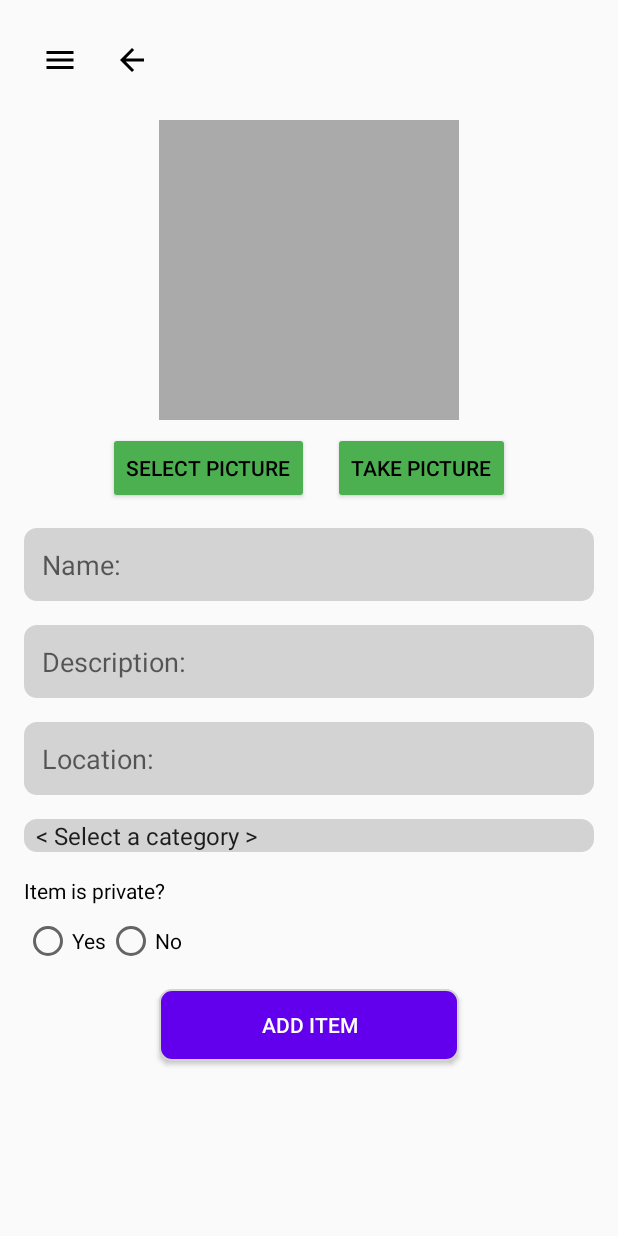
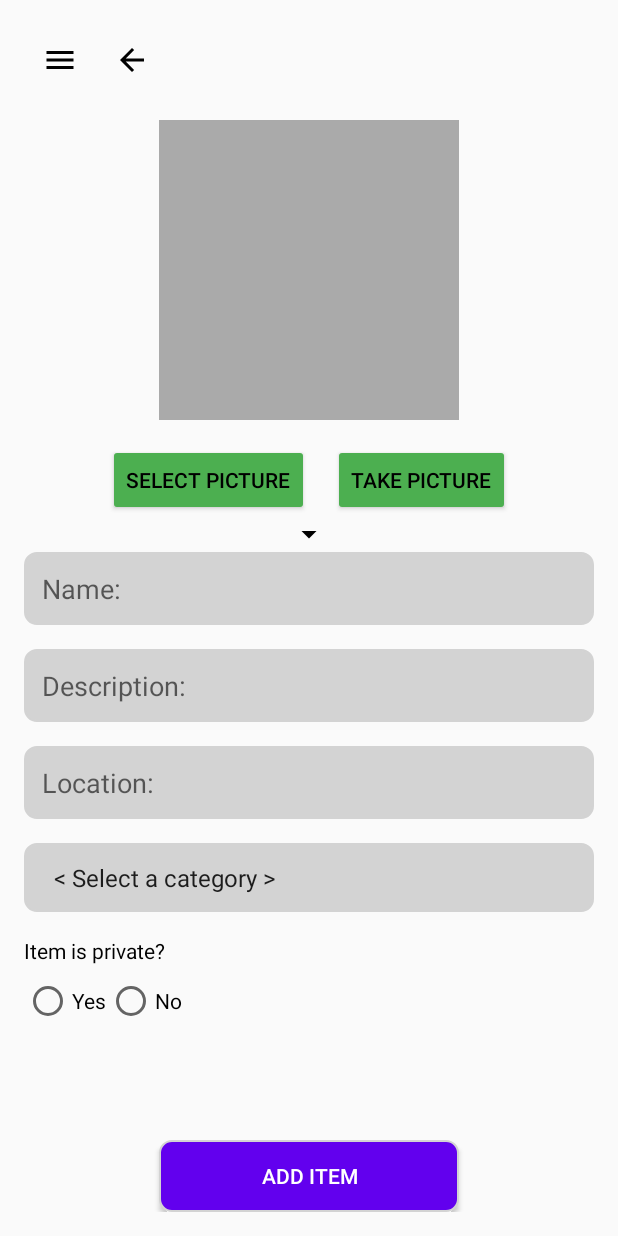
Before and after one commit to AlexMednov/Materialism, an Android app built with Jetpack Compose: the AddItemActivity screen opened directly, with no data from a screen before it, on a phone screen of 412 x 824 dp. Run offline under Robolectric (Android 15) with nearby library versions, the phone set to English and light mode, and no system bars.

Commit message:
Made entry fields scrollable

```diff
--- a/app/src/main/res/layout/activity_add_item.xml
+++ b/app/src/main/res/layout/activity_add_item.xml
@@ -42,10 +42,10 @@
         android:id="@+id/buttons_layout"
         android:layout_width="wrap_content"
         android:layout_height="wrap_content"
-        android:layout_below="@id/image_placeholder"
         android:layout_centerHorizontal="true"
-        android:layout_marginTop="8dp"
-        android:orientation="horizontal">
+        android:orientation="horizontal"
+        android:layout_marginTop="16dp"
+        android:layout_below="@id/image_placeholder">
 
         <!-- Select Picture Button -->
         <Button
@@ -71,12 +71,35 @@
             android:textColor="@android:color/black" />
     </LinearLayout>
 
+    <!-- Top Arrow Indicator -->
+    <ImageView
+        android:layout_width="wrap_content"
+        android:layout_height="wrap_content"
+        android:layout_below="@id/buttons_layout"
+        android:layout_centerHorizontal="true"
+        android:src="@drawable/ic_arrow_down"
+        android:layout_marginBottom="4dp"/>
+
+    <!-- ScrollView for scrollable content -->
+    <ScrollView
+        android:id="@+id/text_field_view"
+        android:layout_width="match_parent"
+        android:layout_height="0dp"
+        android:layout_below="@id/buttons_layout"
+        android:layout_above="@id/add_item_button"
+        android:layout_marginTop="8dp"
+        android:scrollbars="vertical" >
+
+        <LinearLayout
+            android:layout_width="match_parent"
+            android:layout_height="wrap_content"
+            android:orientation="vertical">
+
             <!-- Name EditText -->
             <EditText
                 android:id="@+id/name_edit_text"
                 android:layout_width="match_parent"
                 android:layout_height="wrap_content"
-        android:layout_below="@id/buttons_layout"
                 android:layout_marginTop="16dp"
                 android:hint="@string/name_hint"
                 android:background="@drawable/edit_text_background"
@@ -87,7 +110,6 @@
                 android:id="@+id/description_edit_text"
                 android:layout_width="match_parent"
                 android:layout_height="wrap_content"
-        android:layout_below="@id/name_edit_text"
                 android:layout_marginTop="16dp"
                 android:hint="@string/description_hint"
                 android:background="@drawable/edit_text_background"
@@ -98,7 +120,6 @@
                 android:id="@+id/location_edit_text"
                 android:layout_width="match_parent"
                 android:layout_height="wrap_content"
-        android:layout_below="@id/description_edit_text"
                 android:layout_marginTop="16dp"
                 android:hint="@string/location_hint"
                 android:background="@drawable/edit_text_background"
@@ -109,16 +130,16 @@
                 android:id="@+id/category_spinner"
                 android:layout_width="match_parent"
                 android:layout_height="wrap_content"
-        android:layout_below="@id/location_edit_text"
                 android:layout_marginTop="16dp"
-        android:background="@drawable/edit_text_background" />
+                android:prompt="@string/category_hint"
+                android:background="@drawable/edit_text_background"
+                android:padding="12dp" />
 
             <!-- Private Item Checkboxes -->
             <TextView
                 android:id="@+id/private_label"
                 android:layout_width="wrap_content"
                 android:layout_height="wrap_content"
-        android:layout_below="@id/category_spinner"
                 android:layout_marginTop="16dp"
                 android:text="@string/private_label"
                 android:textColor="@android:color/black" />
@@ -127,8 +148,6 @@
                 android:id="@+id/private_radio_buttons"
                 android:layout_width="wrap_content"
                 android:layout_height="wrap_content"
-        android:layout_below="@id/private_label"
-        android:layout_alignParentStart="true"
                 android:orientation="horizontal">
                 <RadioButton
                     android:id="@+id/private_yes_button"
@@ -147,17 +166,19 @@
                     android:textColor="@android:color/black" />
             </RadioGroup>
 
+        </LinearLayout>
+    </ScrollView>
+
     <!-- Add Item Button -->
     <Button
         android:id="@+id/add_item_button"
         android:layout_width="200dp"
         android:layout_height="wrap_content"
-        android:layout_below="@id/private_radio_buttons"
         android:layout_centerHorizontal="true"
         android:layout_marginTop="16dp"
         android:background="@drawable/button_background"
         android:text="@string/add_item"
         android:textColor="@android:color/white"
-        />
+        android:layout_alignParentBottom="true"/>
 
 </RelativeLayout>
```
Also changed, not shown: app/src/main/res/layout/activity_edit_item.xml (+34 -13 lines). Lines whose indentation alone changed are shown as unchanged.
